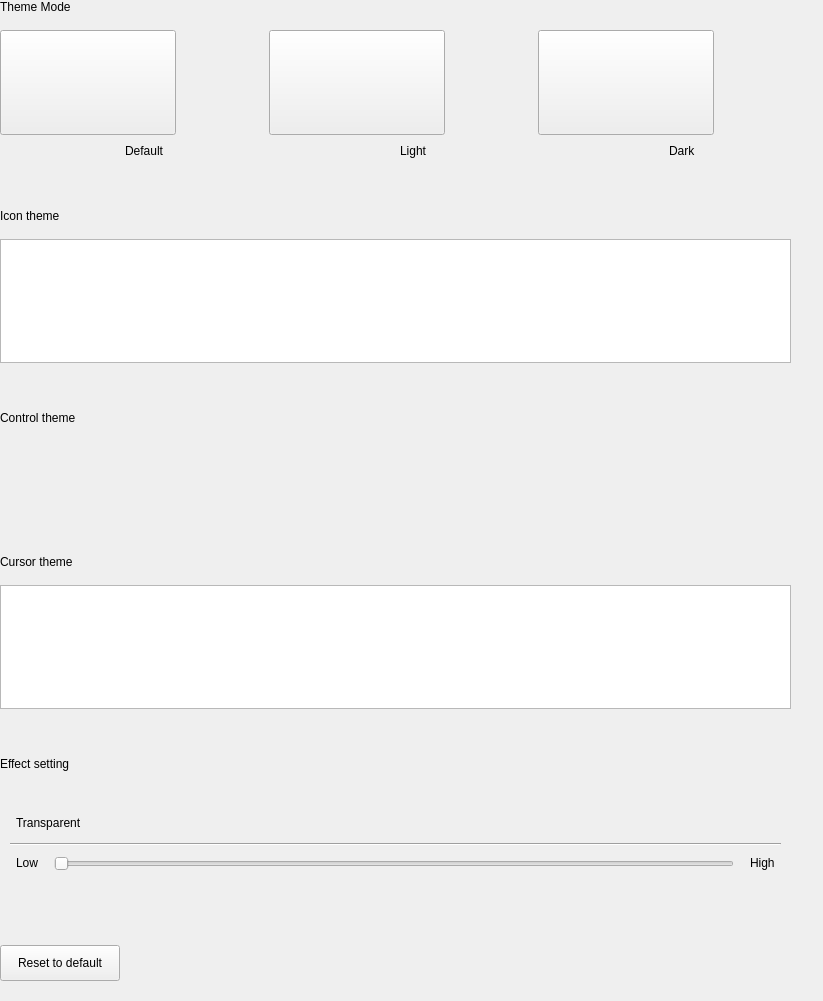
First picture: the form in plugins/personalized/theme/theme.ui, repository ukui/ukui-control-center, before the edit.
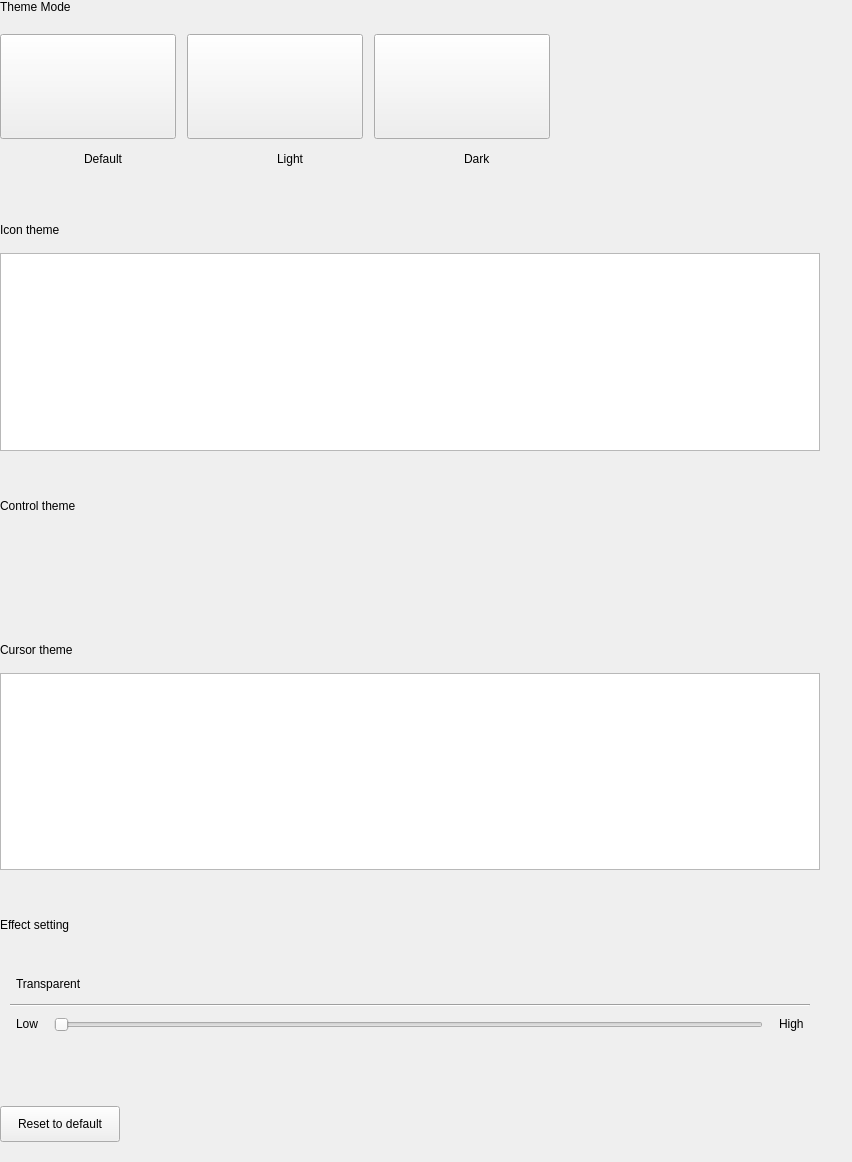
Second picture: the form after the edit.

Commit message: [hebing]  * function of theme, the spacing of themeMode icon is not changed

The edit to the form file:
```diff
--- a/plugins/personalized/theme/theme.ui
+++ b/plugins/personalized/theme/theme.ui
@@ -6,8 +6,8 @@
    <rect>
     <x>0</x>
     <y>0</y>
-    <width>823</width>
-    <height>1001</height>
+    <width>852</width>
+    <height>1162</height>
    </rect>
   </property>
   <property name="minimumSize">
@@ -58,15 +58,48 @@
     </widget>
    </item>
    <item>
+    <widget class="QWidget" name="themeModeWidget" native="true">
+     <property name="minimumSize">
+      <size>
+       <width>554</width>
+       <height>145</height>
+      </size>
+     </property>
+     <property name="maximumSize">
+      <size>
+       <width>554</width>
+       <height>145</height>
+      </size>
+     </property>
+     <layout class="QHBoxLayout" name="horizontalLayout_9">
+      <property name="spacing">
+       <number>0</number>
+      </property>
+      <property name="leftMargin">
+       <number>0</number>
+      </property>
+      <property name="topMargin">
+       <number>0</number>
+      </property>
+      <property name="rightMargin">
+       <number>0</number>
+      </property>
+      <property name="bottomMargin">
+       <number>0</number>
+      </property>
+      <item>
     <layout class="QHBoxLayout" name="horizontalLayout">
      <property name="spacing">
       <number>16</number>
      </property>
      <property name="rightMargin">
-      <number>0</number>
+         <number>9</number>
      </property>
      <item>
-      <layout class="QVBoxLayout" name="verticalLayout">
+         <layout class="QVBoxLayout" name="verticalLayout_7">
+          <property name="rightMargin">
+           <number>0</number>
+          </property>
        <item>
         <widget class="QPushButton" name="defaultBtn">
          <property name="minimumSize">
@@ -93,13 +126,7 @@
         </widget>
        </item>
        <item>
-        <layout class="QHBoxLayout" name="horizontalLayout_3">
-         <property name="spacing">
-          <number>6</number>
-         </property>
-         <property name="leftMargin">
-          <number>0</number>
-         </property>
+           <layout class="QHBoxLayout" name="horizontalLayout_10">
          <item>
           <spacer name="horizontalSpacer_6">
            <property name="orientation">
@@ -209,10 +236,7 @@
         </widget>
        </item>
        <item>
-        <layout class="QHBoxLayout" name="horizontalLayout_4">
-         <property name="leftMargin">
-          <number>0</number>
-         </property>
+           <layout class="QHBoxLayout" name="horizontalLayout_11">
          <item>
           <spacer name="horizontalSpacer_7">
            <property name="orientation">
@@ -322,10 +346,7 @@
         </widget>
        </item>
        <item>
-        <layout class="QHBoxLayout" name="horizontalLayout_5">
-         <property name="leftMargin">
-          <number>0</number>
-         </property>
+           <layout class="QHBoxLayout" name="horizontalLayout_12">
          <item>
           <spacer name="horizontalSpacer_8">
            <property name="orientation">
@@ -409,6 +430,9 @@
      </item>
     </layout>
    </item>
+     </layout>
+    </widget>
+   </item>
    <item>
     <spacer name="verticalSpacer">
      <property name="orientation">
@@ -442,7 +466,20 @@
     </widget>
    </item>
    <item>
-    <widget class="QListWidget" name="iconListWidget"/>
+    <widget class="QListWidget" name="iconListWidget">
+     <property name="minimumSize">
+      <size>
+       <width>554</width>
+       <height>0</height>
+      </size>
+     </property>
+     <property name="maximumSize">
+      <size>
+       <width>960</width>
+       <height>16777215</height>
+      </size>
+     </property>
+    </widget>
    </item>
    <item>
     <spacer name="verticalSpacer_2">
@@ -480,13 +517,13 @@
     <widget class="QWidget" name="controlWidget" native="true">
      <property name="minimumSize">
       <size>
-       <width>0</width>
+       <width>554</width>
        <height>66</height>
       </size>
      </property>
      <property name="maximumSize">
       <size>
-       <width>16777215</width>
+       <width>960</width>
        <height>66</height>
       </size>
      </property>
@@ -558,7 +595,20 @@
     </widget>
    </item>
    <item>
-    <widget class="QListWidget" name="cursorListWidget"/>
+    <widget class="QListWidget" name="cursorListWidget">
+     <property name="minimumSize">
+      <size>
+       <width>554</width>
+       <height>0</height>
+      </size>
+     </property>
+     <property name="maximumSize">
+      <size>
+       <width>960</width>
+       <height>16777215</height>
+      </size>
+     </property>
+    </widget>
    </item>
    <item>
     <spacer name="verticalSpacer_4">
@@ -596,13 +646,13 @@
     <widget class="QWidget" name="effectWidget" native="true">
      <property name="minimumSize">
       <size>
-       <width>0</width>
+       <width>554</width>
        <height>110</height>
       </size>
      </property>
      <property name="maximumSize">
       <size>
-       <width>16777215</width>
+       <width>960</width>
        <height>110</height>
       </size>
      </property>
```
Left out of the diff: 4 changed lines with no effect on the pictures. Lines whose indentation alone changed are shown as unchanged.
